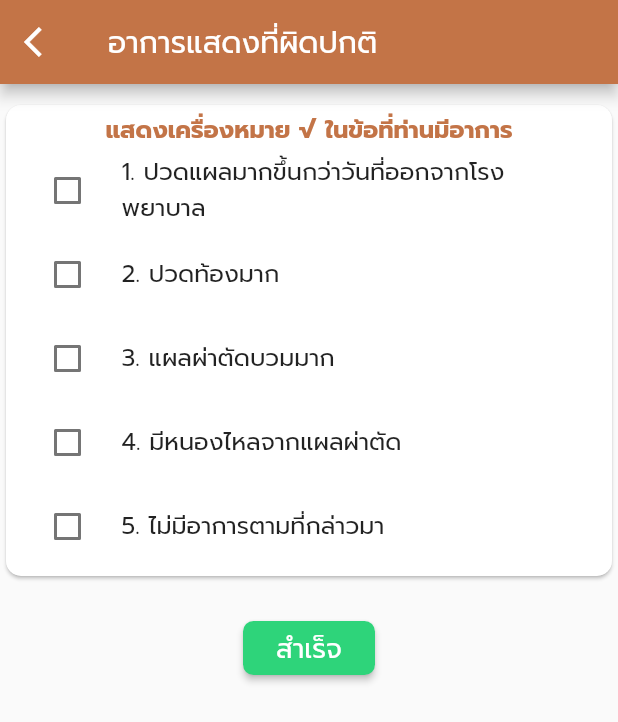
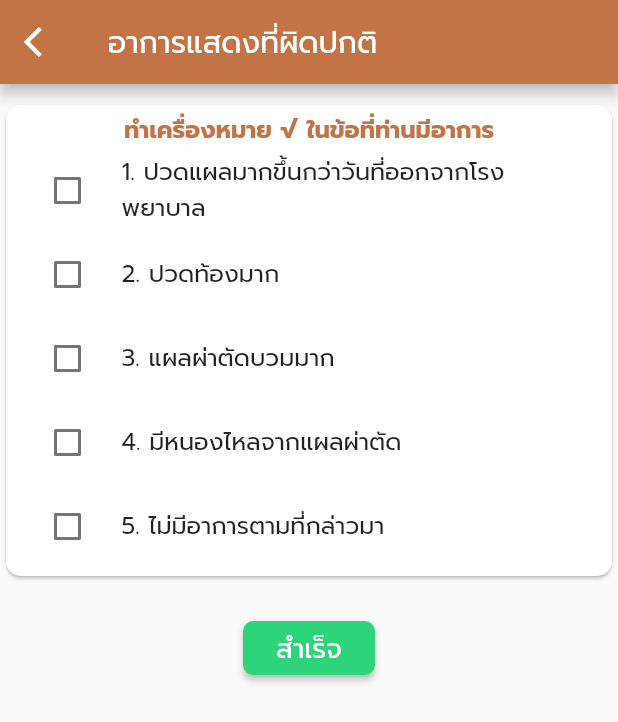
Before and after one commit to LaCare-KMUTT/AbdoCare, a Flutter app: the AbnormalSymptomForm screen opened directly, on a phone screen of 412 x 824 dp. Shown: the top 722 px of the screen. Run offline on Flutter 3.47's test engine with Material 2 defaults, Android fonts, the phone set to English and light mode, and no system bars; our stand-ins replace bubble, charts_flutter, cloud_firestore, firebase_auth, firebase_core, get_it and 3 more; missing offline and left inert: flutter_dialogflow; accounts and stored records are empty; statements that could not run were skipped; project files that could hold a hidden picture were left out.

Commit message:
Correct misspellings

```diff
--- a/lib/widget/evaluation_form/post-op-home/abnormal_symptom_form.dart
+++ b/lib/widget/evaluation_form/post-op-home/abnormal_symptom_form.dart
@@ -46,7 +46,7 @@ class _AbnormalSymptomFormState extends State<AbnormalSymptomForm> {
                 padding: const EdgeInsets.all(5.0),
                 child: Column(
                   children: [
-                    Text('แสดงเครื่องหมาย √ ในข้อที่ท่านมีอาการ'),
+                    Text('ทำเครื่องหมาย √ ในข้อที่ท่านมีอาการ'),
                     CheckboxListTile(
                       value: _value,
                       selected: _value,
--- a/lib/widget/evaluation_form/post-op-home/surgical_incision_form.dart
+++ b/lib/widget/evaluation_form/post-op-home/surgical_incision_form.dart
@@ -60,7 +60,7 @@ class _SurgicalIncisionFormState extends State<SurgicalIncisionForm> {
                   padding: const EdgeInsets.all(5.0),
                   child: Column(
                     children: [
-                      Text('แสดงเครื่องหมาย √ ในข้อที่ท่านมีอาการ'),
+                      Text('ทำเครื่องหมาย √ ในข้อที่ท่านมีอาการ'),
                       CheckboxListTile(
                         value: _value,
                         selected: _value,
```
